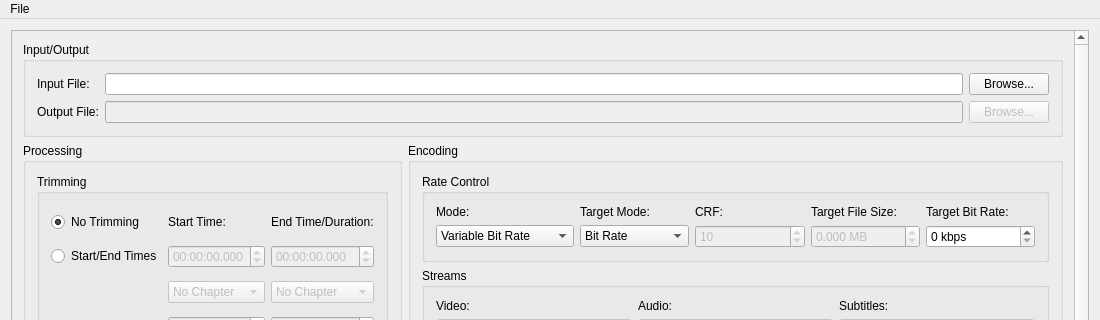
First picture: the form in src/views/mainwindow.ui, repository rzumer/Webbum, before the edit; both pictures show x 0 to 1100 and y 0 to 320 of the 1100 by 620 pixel window.
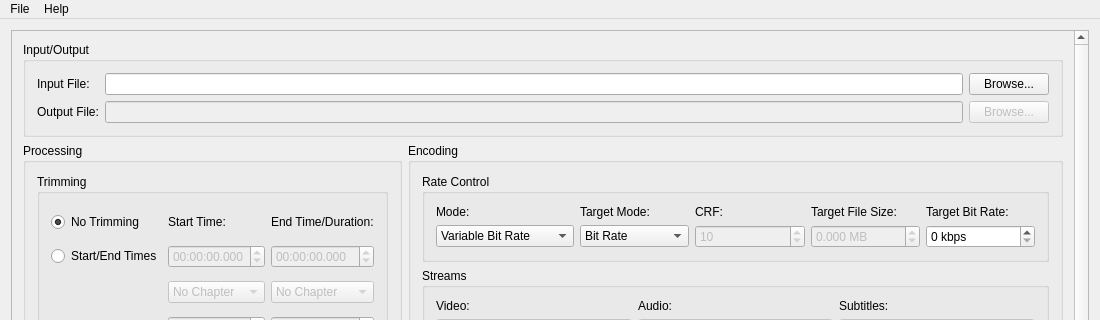
Second picture: the form after the edit.

Commit message: Add About Qt dialog and menu item

```diff
--- a/src/views/mainwindow.ui
+++ b/src/views/mainwindow.ui
@@ -932,7 +932,14 @@
     <addaction name="actionOpen"/>
     <addaction name="actionExit"/>
    </widget>
+   <widget class="QMenu" name="menuHelp">
+    <property name="title">
+     <string>Help</string>
+    </property>
+    <addaction name="actionAbout_Qt"/>
+   </widget>
    <addaction name="menuFile"/>
+   <addaction name="menuHelp"/>
   </widget>
   <action name="actionOpen">
    <property name="text">
```
Left out of the diff: 13 changed lines with no effect on the pictures. The commit also changes 4 other files.
